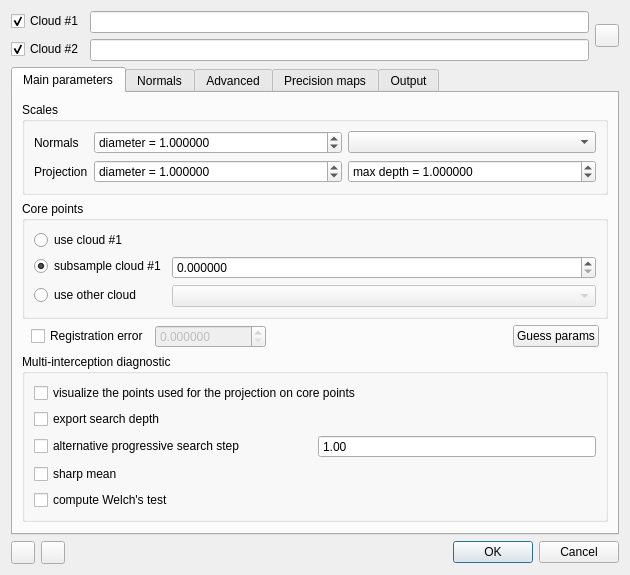
Old version of the form plugins/core/Standard/qM3C2/ui/qM3C2Dialog.ui in the repository p-leroy/CloudCompare.
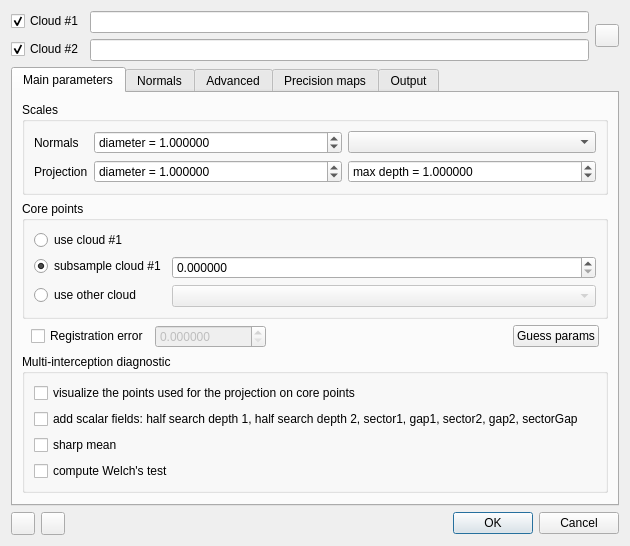
New version of the form. Icons and pictures are not drawn.

Commit message:
new scalar fields (gap, sector, sectorGap, etc.)
sector1/2, gap1/2, sectorGap, meanMinusMed1/2, normalsAngle scalar fields

alterativeProgressiveSearch removed

What changed in the file:
```diff
--- a/plugins/core/Standard/qM3C2/ui/qM3C2Dialog.ui
+++ b/plugins/core/Standard/qM3C2/ui/qM3C2Dialog.ui
@@ -7,7 +7,7 @@
     <x>0</x>
     <y>0</y>
     <width>630</width>
-    <height>574</height>
+    <height>545</height>
    </rect>
   </property>
   <property name="windowTitle">
@@ -288,13 +288,26 @@
           <string>Multi-interception diagnostic</string>
          </property>
          <layout class="QGridLayout" name="gridLayout_4">
-          <item row="3" column="0">
-           <widget class="QCheckBox" name="checkBox_alternativeProggressive">
+          <item row="1" column="0" colspan="2">
+           <widget class="QCheckBox" name="checkBox_exportSearchDepth">
             <property name="toolTip">
              <string>&lt;html&gt;&lt;head/&gt;&lt;body&gt;&lt;p&gt;The progressive search is performed step by step, search cylinder length is increased by step at each iteration. When n at step k+1 is equal to n at step k, the search is stopped.&lt;/p&gt;&lt;/body&gt;&lt;/html&gt;</string>
             </property>
             <property name="text">
-             <string>alternative progressive search step</string>
+             <string>add scalar fields: half search depth 1, half search depth 2, sector1, gap1, sector2, gap2, sectorGap</string>
+            </property>
+            <property name="checked">
+             <bool>false</bool>
+            </property>
+           </widget>
+          </item>
+          <item row="3" column="0" colspan="2">
+           <widget class="QCheckBox" name="checkBox_sharpMean">
+            <property name="toolTip">
+             <string>&lt;html&gt;&lt;head/&gt;&lt;body&gt;&lt;p&gt;Do we have a sharp mean during the progressive search of the point projections?&lt;/p&gt;&lt;p&gt;abs(mean) + 2 * stdDev &amp;lt; currentHalfLength&lt;/p&gt;&lt;p&gt;If not, the significant change parameter is set to 0.&lt;/p&gt;&lt;/body&gt;&lt;/html&gt;</string>
+            </property>
+            <property name="text">
+             <string>sharp mean</string>
             </property>
            </widget>
           </item>
@@ -308,7 +321,7 @@
             </property>
            </widget>
           </item>
-          <item row="5" column="0">
+          <item row="4" column="0">
            <widget class="QCheckBox" name="checkBox_computeWelch">
             <property name="text">
              <string>compute Welch's test</string>
@@ -318,36 +331,6 @@
             </property>
            </widget>
           </item>
-          <item row="1" column="0" colspan="2">
-           <widget class="QCheckBox" name="checkBox_exportSearchDepth">
-            <property name="text">
-             <string>export search depth</string>
-            </property>
-            <property name="checked">
-             <bool>false</bool>
-            </property>
-           </widget>
-          </item>
-          <item row="3" column="1">
-           <widget class="QDoubleSpinBox" name="doubleSpinBox_progressiveSearch">
-            <property name="buttonSymbols">
-             <enum>QAbstractSpinBox::NoButtons</enum>
-            </property>
-            <property name="value">
-             <double>1.000000000000000</double>
-            </property>
-           </widget>
-          </item>
-          <item row="4" column="0" colspan="2">
-           <widget class="QCheckBox" name="checkBox_sharpMean">
-            <property name="toolTip">
-             <string>&lt;html&gt;&lt;head/&gt;&lt;body&gt;&lt;p&gt;Do we have a sharp mean during the progressive search of the point projections?&lt;/p&gt;&lt;p&gt;abs(mean) + 2 * stdDev &amp;lt; currentHalfLength&lt;/p&gt;&lt;p&gt;If not, the significant change parameter is set to 0.&lt;/p&gt;&lt;/body&gt;&lt;/html&gt;</string>
-            </property>
-            <property name="text">
-             <string>sharp mean</string>
-            </property>
-           </widget>
-          </item>
          </layout>
         </widget>
        </item>
```
Left out of the diff: 2 changed lines with no effect on the pictures. The commit also changes 3 other files.
